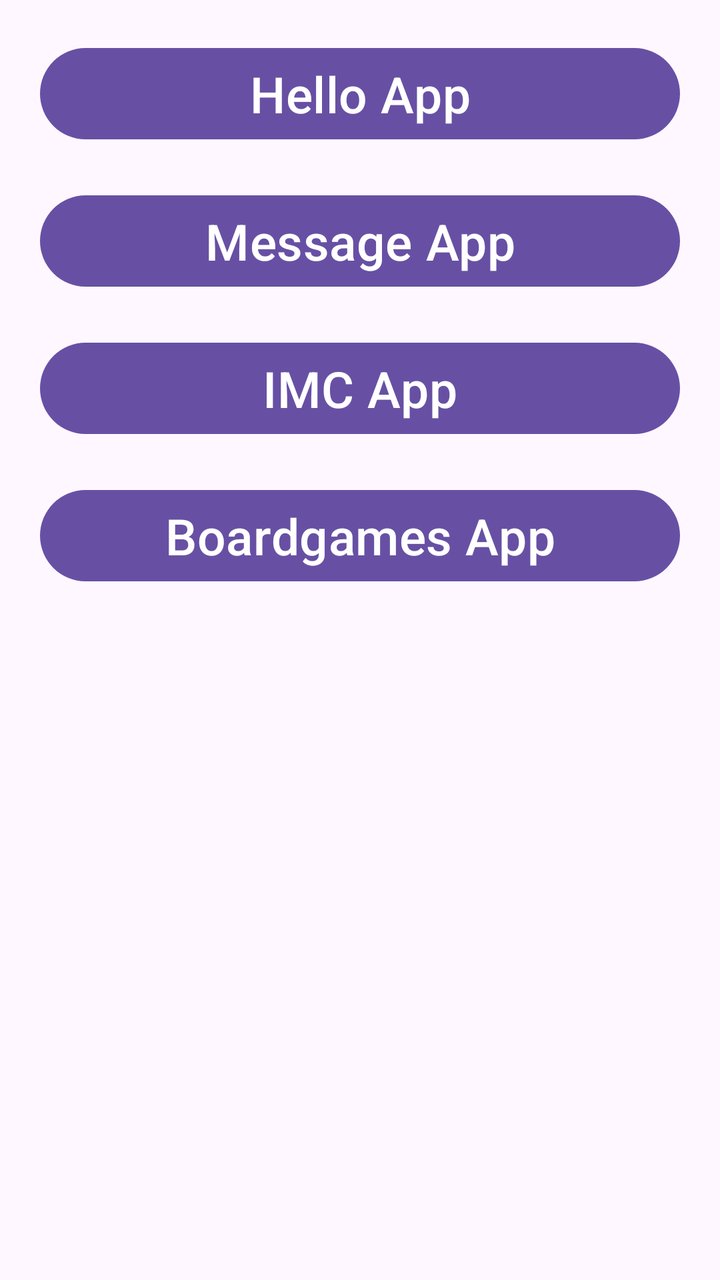
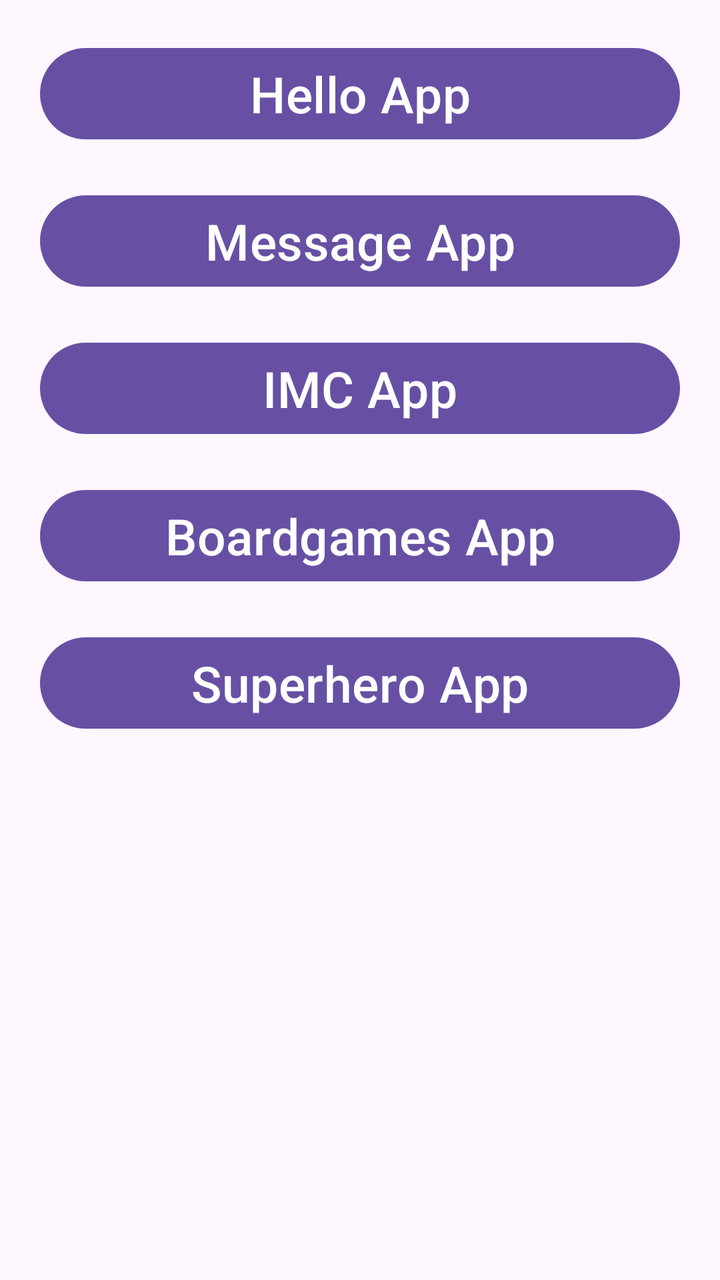

Two renders of the same Android screen: before a commit and after it. Below are the layout's source before the change and the commit's diff.
<!-- AndroidManifest.xml: application theme Theme.AplicacionesKK -->
<!-- res/layout/activity_menu.xml -->
<?xml version="1.0" encoding="utf-8"?>
<LinearLayout xmlns:android="http://schemas.android.com/apk/res/android"
    xmlns:app="http://schemas.android.com/apk/res-auto"
    xmlns:tools="http://schemas.android.com/tools"
    android:id="@+id/main"
    android:layout_width="match_parent"
    android:layout_height="match_parent"
    tools:context=".MenuActivity"
    android:orientation="vertical">

    <Button
        android:id="@+id/btnHelloApp"
        android:layout_width="match_parent"
        android:layout_height="wrap_content"
        android:text="Hello App"
        android:textSize="25sp"
        android:layout_marginHorizontal="20dp"
        android:layout_marginTop="20dp"/>

    <Button
        android:id="@+id/btnMessageApp"
        android:layout_width="match_parent"
        android:layout_height="wrap_content"
        android:text="Message App"
        android:textSize="25sp"
        android:layout_marginHorizontal="20dp"
        android:layout_marginTop="20dp"/>

    <Button
        android:id="@+id/btnImcApp"
        android:layout_width="match_parent"
        android:layout_height="wrap_content"
        android:text="IMC App"
        android:textSize="25sp"
        android:layout_marginHorizontal="20dp"
        android:layout_marginTop="20dp"/>

    <Button
        android:id="@+id/btnBoardgamesApp"
        android:layout_width="match_parent"
        android:layout_height="wrap_content"
        android:text="Boardgames App"
        android:textSize="25sp"
        android:layout_marginHorizontal="20dp"
        android:layout_marginTop="20dp"/>

</LinearLayout>
<!-- resources referenced by this layout -->
<resources>
  <style name="Theme.AplicacionesKK" parent="Base.Theme.AplicacionesKK" />
  <style name="Base.Theme.AplicacionesKK" parent="Theme.Material3.DayNight.NoActionBar">
          
          
      </style>
</resources>

<!-- the commit's change to res/layout/activity_menu.xml (unified diff, before → after) -->
@@ -44,4 +44,13 @@
         android:layout_marginHorizontal="20dp"
         android:layout_marginTop="20dp"/>
 
+    <Button
+        android:id="@+id/btnSuperheroApp"
+        android:layout_width="match_parent"
+        android:layout_height="wrap_content"
+        android:text="Superhero App"
+        android:textSize="25sp"
+        android:layout_marginHorizontal="20dp"
+        android:layout_marginTop="20dp"/>
+
 </LinearLayout>
